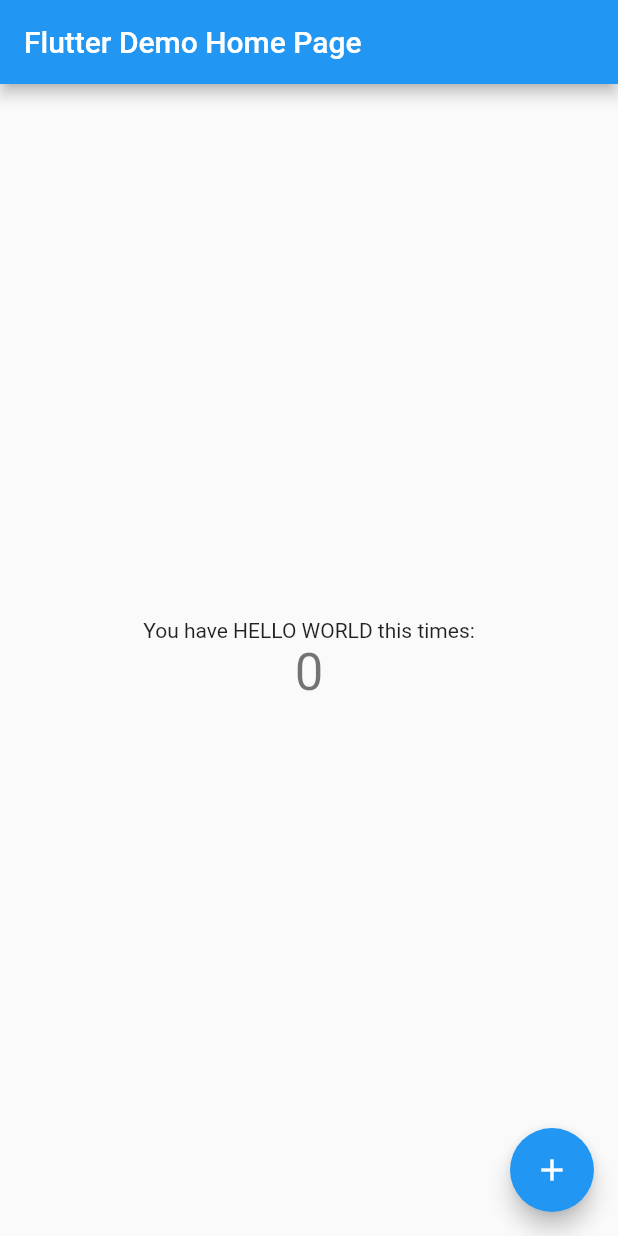
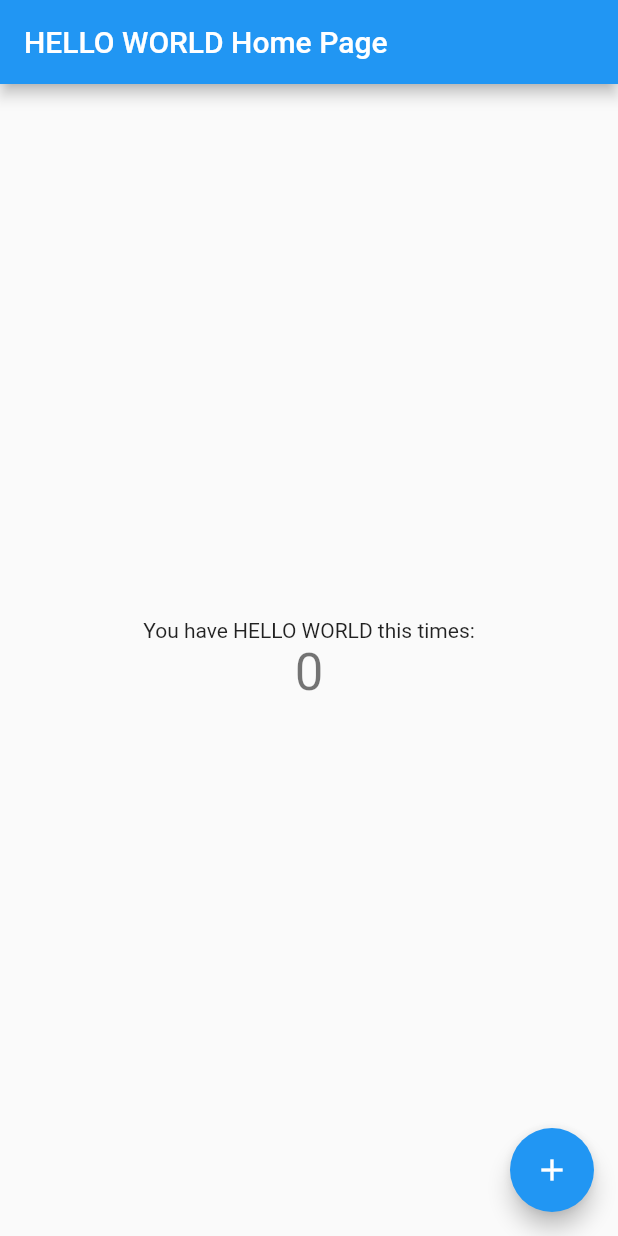
Before and after one commit to thisisazeez/First-flutter-project, a Flutter app: the screen it shows after launch, on a phone screen of 412 x 824 dp. Run offline on Flutter 3.47's test engine with Material 2 defaults, Android fonts, the phone set to English and light mode, and no system bars.

Commit message:
first flutter project

```diff
--- a/lib/main.dart
+++ b/lib/main.dart
@@ -9,7 +9,7 @@ class MyApp extends StatelessWidget {
   @override
   Widget build(BuildContext context) {
     return MaterialApp(
-      title: 'Flutter Demo',
+      title: 'Hello World',
       theme: ThemeData(
         // This is the theme of your application.
         //
@@ -22,7 +22,7 @@ class MyApp extends StatelessWidget {
         // is not restarted.
         primarySwatch: Colors.blue,
       ),
-      home: MyHomePage(title: 'Flutter Demo Home Page'),
+      home: MyHomePage(title: 'HELLO WORLD Home Page'),
     );
   }
 }
```
